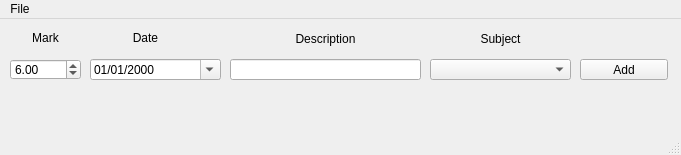
Before: the Qt Designer form addMK.ui in ice-bit/registro, drawn with Qt 5.
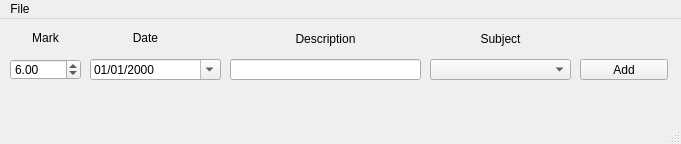
After: the same form once the commit is applied. Icons and pictures are not drawn.

```diff
--- a/addMK.ui
+++ b/addMK.ui
@@ -7,7 +7,7 @@
     <x>0</x>
     <y>0</y>
     <width>681</width>
-    <height>155</height>
+    <height>144</height>
    </rect>
   </property>
   <property name="windowTitle">
@@ -135,7 +135,7 @@
     <property name="geometry">
      <rect>
       <x>10</x>
-      <y>80</y>
+      <y>70</y>
       <width>661</width>
       <height>20</height>
      </rect>
```
